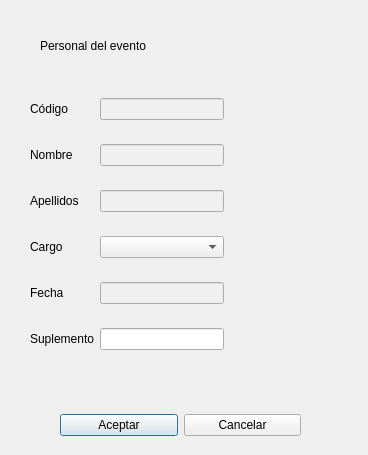
The window that elaleph/personalevento_ui.ui (Aleph1981/elaleph) describes before a commit, drawn with Qt 5.
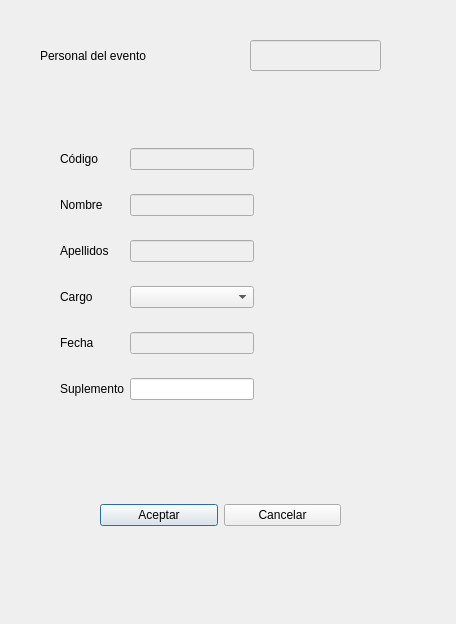
The same window after the commit.

Diff of the .ui file:
```diff
--- a/elaleph/personalevento_ui.ui
+++ b/elaleph/personalevento_ui.ui
@@ -6,8 +6,8 @@
    <rect>
     <x>0</x>
     <y>0</y>
-    <width>368</width>
-    <height>455</height>
+    <width>456</width>
+    <height>624</height>
    </rect>
   </property>
   <property name="windowTitle">
@@ -17,8 +17,8 @@
    <property name="geometry">
     <rect>
      <x>40</x>
-     <y>30</y>
-     <width>181</width>
+     <y>40</y>
+     <width>211</width>
      <height>31</height>
     </rect>
    </property>
@@ -32,8 +32,8 @@
   <widget class="QWidget" name="layoutWidget">
    <property name="geometry">
     <rect>
-     <x>30</x>
-     <y>80</y>
+     <x>60</x>
+     <y>130</y>
      <width>317</width>
      <height>310</height>
     </rect>
@@ -211,8 +211,8 @@
   <widget class="QWidget" name="layoutWidget">
    <property name="geometry">
     <rect>
-     <x>60</x>
-     <y>410</y>
+     <x>100</x>
+     <y>500</y>
      <width>241</width>
      <height>30</height>
     </rect>
@@ -234,6 +234,25 @@
     </item>
    </layout>
   </widget>
+  <widget class="QLineEdit" name="inputEvento">
+   <property name="enabled">
+    <bool>false</bool>
+   </property>
+   <property name="geometry">
+    <rect>
+     <x>250</x>
+     <y>40</y>
+     <width>131</width>
+     <height>31</height>
+    </rect>
+   </property>
+   <property name="styleSheet">
+    <string notr="true">font: 10pt &quot;MS Shell Dlg 2&quot;;</string>
+   </property>
+   <property name="text">
+    <string/>
+   </property>
+  </widget>
  </widget>
  <tabstops>
   <tabstop>inputFecha</tabstop>
```
